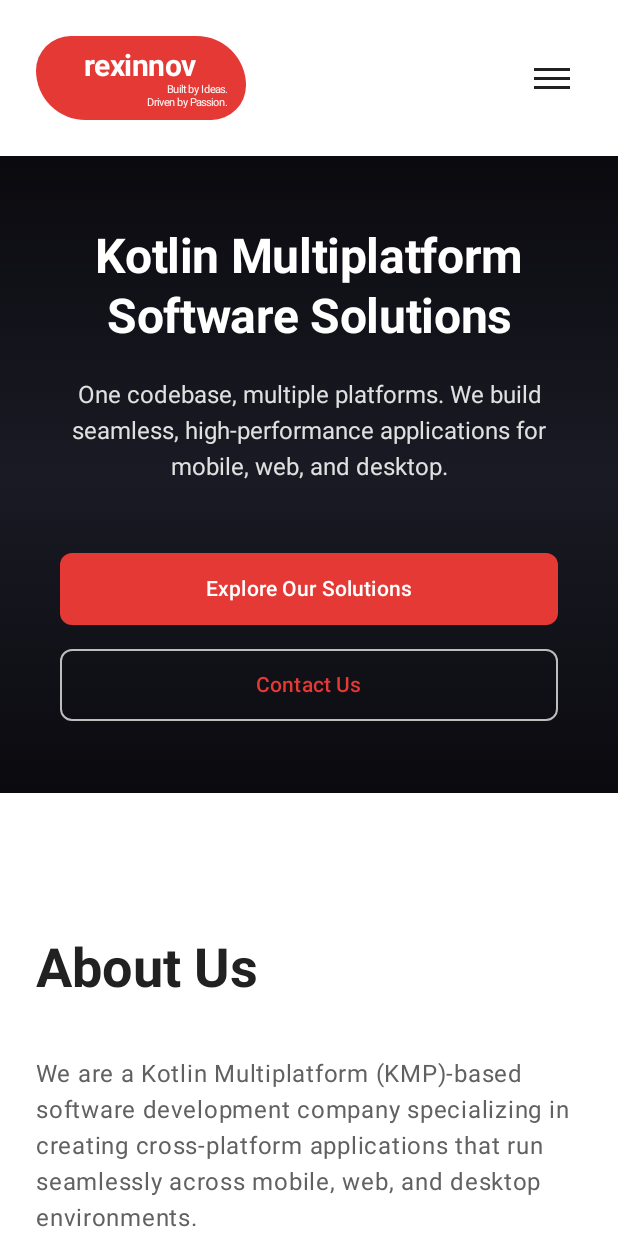
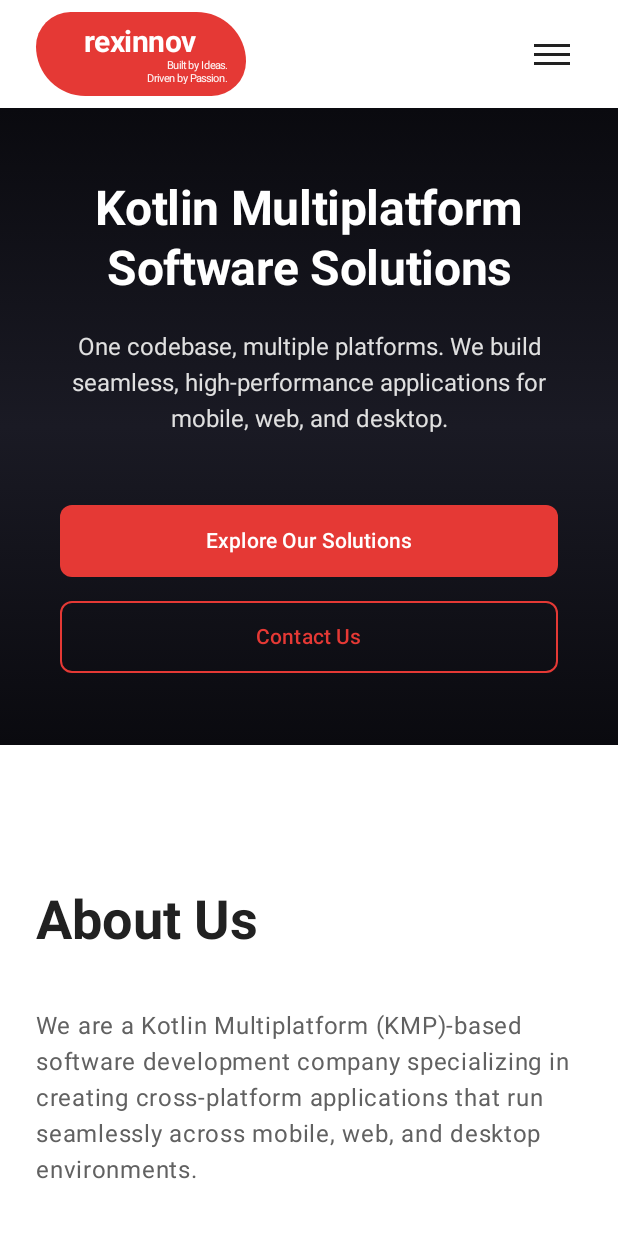
Before and after one commit to HariPrasadRagupathy/Innovrex, an Android app built with Jetpack Compose: the screen it shows after launch (MainActivity), after a tap on "Contact", on a phone screen of 412 x 824 dp. Run offline under Robolectric (Android 15) with nearby library versions, the phone set to English and light mode, and no system bars.

Commit message:
Refactor button styles and update layout dimensions for consistency across components

```diff
--- a/composeApp/src/commonMain/kotlin/com/hp/innovrex/core/nav/ui/TopNavBar.kt
+++ b/composeApp/src/commonMain/kotlin/com/hp/innovrex/core/nav/ui/TopNavBar.kt
@@ -62,7 +62,7 @@ fun TopNavBar(
                     desktop = SpacingTokens.Giant,
                     screenSize = screenSize
                 ),
-                vertical = SpacingTokens.LG
+                vertical = SpacingTokens.SM
             )
     ) {
         Row(
@@ -76,7 +76,7 @@ fun TopNavBar(
             if (isDesktop) {
                 // Desktop Navigation
                 Row(
-                    horizontalArrangement = Arrangement.spacedBy(SpacingTokens.XL),
+                    horizontalArrangement = Arrangement.spacedBy(SpacingTokens.MD),
                     verticalAlignment = Alignment.CenterVertically
                 ) {
                     navItems.forEach { item ->
@@ -89,7 +89,7 @@ fun TopNavBar(
                     PrimaryButton(
                         text = "Get Started",
                         onClick = onCtaClick,
-                        modifier = Modifier.height(40.dp)
+                        modifier = Modifier.height(32.dp)
                     )
                 }
             } else {
--- a/composeApp/src/commonMain/kotlin/com/hp/innovrex/designsystem/components/Button.kt
+++ b/composeApp/src/commonMain/kotlin/com/hp/innovrex/designsystem/components/Button.kt
@@ -3,7 +3,6 @@ package com.hp.innovrex.designsystem.components
 import androidx.compose.foundation.BorderStroke
 import androidx.compose.foundation.layout.PaddingValues
 import androidx.compose.foundation.layout.height
-import androidx.compose.foundation.layout.padding
 import androidx.compose.foundation.shape.RoundedCornerShape
 import androidx.compose.material3.Button
 import androidx.compose.material3.ButtonDefaults
@@ -13,8 +12,8 @@ import androidx.compose.material3.Text
 import androidx.compose.material3.TextButton
 import androidx.compose.runtime.Composable
 import androidx.compose.ui.Modifier
-import androidx.compose.ui.graphics.Color
 import androidx.compose.ui.unit.dp
+import com.hp.innovrex.designsystem.tokens.foundation.BrandColors
 import com.hp.innovrex.designsystem.tokens.foundation.SpacingTokens
 
 /**
@@ -29,21 +28,24 @@ fun PrimaryButton(
 ) {
     Button(
         onClick = onClick,
-        modifier = modifier.height(48.dp),
+        modifier = modifier,
         enabled = enabled,
         colors = ButtonDefaults.buttonColors(
-            containerColor = MaterialTheme.colorScheme.primary,
-            contentColor = MaterialTheme.colorScheme.onPrimary,
+            containerColor = BrandColors.Red600,
+            contentColor = BrandColors.White,
+            disabledContainerColor = BrandColors.Gray400,
+            disabledContentColor = BrandColors.Gray600
         ),
         shape = RoundedCornerShape(8.dp),
         contentPadding = PaddingValues(
-            horizontal = SpacingTokens.LG,
-            vertical = SpacingTokens.MD
+            horizontal = SpacingTokens.MD,
+            vertical = SpacingTokens.XS
         )
     ) {
         Text(
             text = text,
-            style = MaterialTheme.typography.labelLarge
+            style = MaterialTheme.typography.labelLarge,
+            color = BrandColors.White
         )
     }
 }
@@ -60,21 +62,26 @@ fun SecondaryButton(
 ) {
     OutlinedButton(
         onClick = onClick,
-        modifier = modifier.height(48.dp),
+        modifier = modifier,
         enabled = enabled,
         colors = ButtonDefaults.outlinedButtonColors(
-            contentColor = MaterialTheme.colorScheme.primary,
+            contentColor = BrandColors.Red600,
+            disabledContentColor = BrandColors.Gray500
         ),
-        border = BorderStroke(1.dp, MaterialTheme.colorScheme.outline),
+        border = BorderStroke(
+            width = 1.dp,
+            color = if (enabled) BrandColors.Red600 else BrandColors.Gray400
+        ),
         shape = RoundedCornerShape(8.dp),
         contentPadding = PaddingValues(
-            horizontal = SpacingTokens.LG,
-            vertical = SpacingTokens.MD
+            horizontal = SpacingTokens.MD,
+            vertical = SpacingTokens.XS
         )
     ) {
         Text(
             text = text,
-            style = MaterialTheme.typography.labelLarge
+            style = MaterialTheme.typography.labelLarge,
+            color = if (enabled) BrandColors.Red600 else BrandColors.Gray500
         )
     }
 }
--- a/composeApp/src/commonMain/kotlin/com/hp/innovrex/features/home/ui/HomeScreen.kt
+++ b/composeApp/src/commonMain/kotlin/com/hp/innovrex/features/home/ui/HomeScreen.kt
@@ -47,7 +47,7 @@ fun HomeScreen(
         val sectionPositions = remember { mutableStateMapOf<String, Float>() }
 
         // Navbar height to offset scroll position
-        val navBarHeight = with(density) { 70.dp.toPx() }
+        val navBarHeight = with(density) { 56.dp.toPx() }
 
         // Handle navigation to sections
         val onNavigate: (String) -> Unit = { sectionId ->
--- a/composeApp/src/commonMain/kotlin/com/hp/innovrex/features/home/ui/components/HeroSection.kt
+++ b/composeApp/src/commonMain/kotlin/com/hp/innovrex/features/home/ui/components/HeroSection.kt
@@ -146,13 +146,13 @@ fun HeroSection(
                     PrimaryButton(
                         text = "Explore Our Solutions",
                         onClick = onExploreClick,
-                        modifier = Modifier.widthIn(min = 200.dp)
+                        modifier = Modifier.widthIn(min = 200.dp).height(48.dp)
                     )
 
                     SecondaryButton(
                         text = "Contact Us",
                         onClick = onContactClick,
-                        modifier = Modifier.widthIn(min = 160.dp)
+                        modifier = Modifier.widthIn(min = 160.dp).height(48.dp)
                     )
                 }
             } else {
@@ -170,6 +170,7 @@ fun HeroSection(
                         modifier = Modifier
                             .fillMaxWidth()
                             .widthIn(max = 400.dp)
+                            .height(48.dp)
                     )
 
                     SecondaryButton(
@@ -178,6 +179,7 @@ fun HeroSection(
                         modifier = Modifier
                             .fillMaxWidth()
                             .widthIn(max = 400.dp)
+                            .height(48.dp)
                     )
                 }
             }
```
